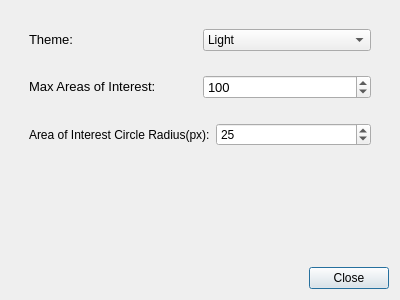
Old version of the form resources/views/components/Preferences.ui in the repository crgrove/automated-drone-image-analysis-tool.
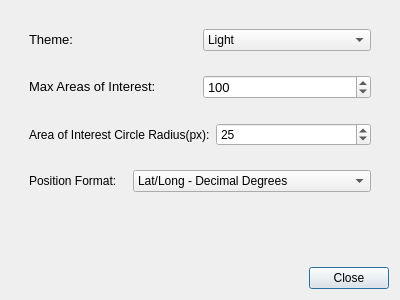
New version of the form.

Commit message: Added position format to preferences and image segmentation to RXAnomaly

```diff
--- a/resources/views/components/Preferences.ui
+++ b/resources/views/components/Preferences.ui
@@ -129,6 +129,38 @@
         </layout>
        </widget>
       </item>
+      <item>
+       <widget class="QWidget" name="positionFormatWidget" native="true">
+        <layout class="QHBoxLayout" name="horizontalLayout_4">
+         <item>
+          <widget class="QLabel" name="positionFormatLabel">
+           <property name="text">
+            <string>Position Format:</string>
+           </property>
+          </widget>
+         </item>
+         <item>
+          <widget class="QComboBox" name="positionFormatComboBox">
+           <item>
+            <property name="text">
+             <string>Lat/Long - Decimal Degrees</string>
+            </property>
+           </item>
+           <item>
+            <property name="text">
+             <string>Lat/Long - Degrees, Minutes, Seconds</string>
+            </property>
+           </item>
+           <item>
+            <property name="text">
+             <string>UTM</string>
+            </property>
+           </item>
+          </widget>
+         </item>
+        </layout>
+       </widget>
+      </item>
      </layout>
     </widget>
    </item>
```
The commit also changes 15 other files.
